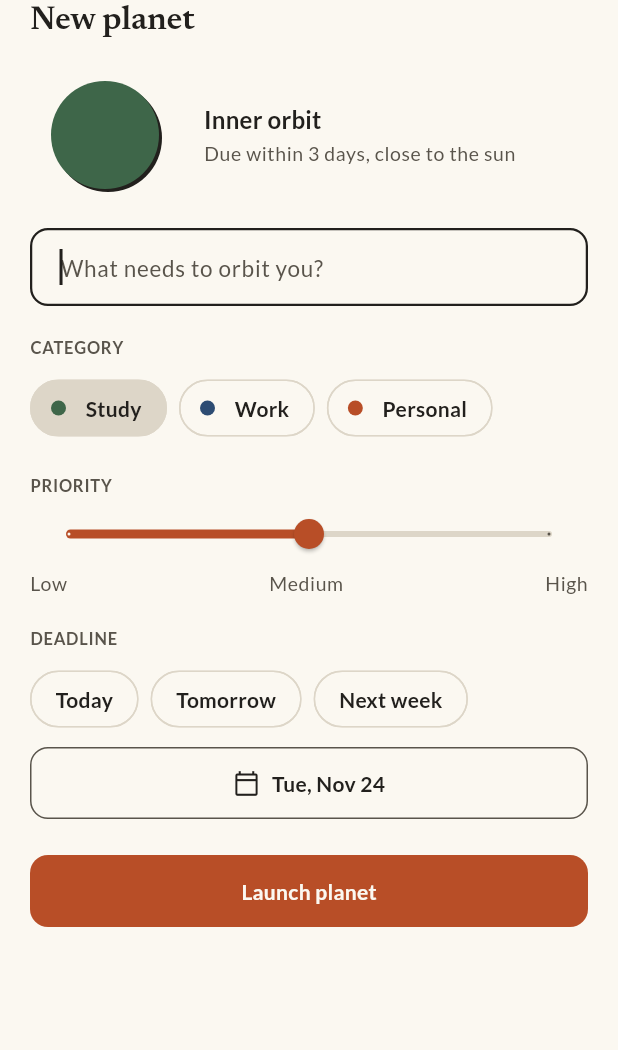
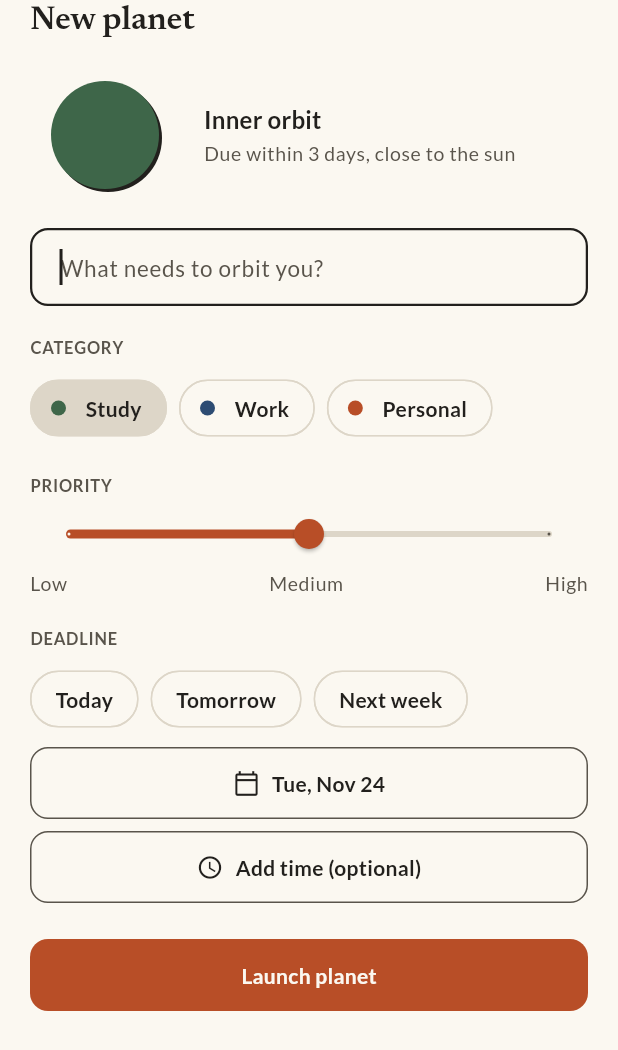
Before and after one commit to basmalamohamed2/orbit_planner, a Flutter app: the AddTaskSheet widget shown alone on an empty page, opened directly, on a phone screen of 412 x 824 dp. Shown: the top 1050 px of the screen. Run offline on Flutter 3.47's test engine with Material 3 defaults, Android fonts, the phone set to English and light mode, and no system bars; our stand-ins replace google_fonts, shared_preferences; accounts and stored records are empty.

Commit message:
add optional time of day to task deadlines

```diff
--- a/lib/features/tasks/data/task_json.dart
+++ b/lib/features/tasks/data/task_json.dart
@@ -9,6 +9,7 @@ Map<String, dynamic> taskToJson(Task task) {
     'category': task.category.name,
     'priority': task.priority.name,
     'dueDate': task.dueDate.toIso8601String(),
+    'hasTime': task.hasTime,
     'isCompleted': task.isCompleted,
     'completedAt': task.completedAt?.toIso8601String(),
     'notes': [
@@ -31,6 +32,7 @@ Task taskFromJson(Map<String, dynamic> json) {
     category: TaskCategory.values.byName(json['category'] as String),
     priority: TaskPriority.values.byName(json['priority'] as String),
     dueDate: DateTime.parse(json['dueDate'] as String),
+    hasTime: json['hasTime'] as bool? ?? false,
     isCompleted: json['isCompleted'] as bool? ?? false,
     completedAt: completedAt == null ? null : DateTime.parse(completedAt),
     notes: [
--- a/lib/features/tasks/domain/task.dart
+++ b/lib/features/tasks/domain/task.dart
@@ -16,6 +16,7 @@ class Task {
     required this.category,
     required this.priority,
     required this.dueDate,
+    this.hasTime = false,
     this.isCompleted = false,
     this.completedAt,
     this.notes = const [],
@@ -26,9 +27,16 @@ class Task {
   final TaskCategory category;
   final TaskPriority priority;
   final DateTime dueDate;
+  final bool hasTime;
   final bool isCompleted;
   final DateTime? completedAt;
   final List<Note> notes;
+
+  DateTime get dueMoment => hasTime
+      ? dueDate
+      : DateTime(dueDate.year, dueDate.month, dueDate.day, 23, 59, 59);
+
+  bool isOverdue(DateTime now) => dueMoment.isBefore(now);
 
   int daysUntilDue(DateTime now) {
     final today = DateTime.utc(now.year, now.month, now.day);
@@ -41,6 +49,7 @@ class Task {
     TaskCategory? category,
     TaskPriority? priority,
     DateTime? dueDate,
+    bool? hasTime,
     List<Note>? notes,
   }) {
     return Task(
@@ -49,6 +58,7 @@ class Task {
       category: category ?? this.category,
       priority: priority ?? this.priority,
       dueDate: dueDate ?? this.dueDate,
+      hasTime: hasTime ?? this.hasTime,
       isCompleted: isCompleted,
       completedAt: completedAt,
       notes: notes ?? this.notes,
@@ -62,6 +72,7 @@ class Task {
       category: category,
       priority: priority,
       dueDate: dueDate,
+      hasTime: hasTime,
       isCompleted: true,
       completedAt: at,
       notes: notes,
@@ -75,6 +86,7 @@ class Task {
       category: category,
       priority: priority,
       dueDate: dueDate,
+      hasTime: hasTime,
       isCompleted: false,
       completedAt: null,
       notes: notes,
--- a/lib/features/tasks/presentation/screens/planet_detail_screen.dart
+++ b/lib/features/tasks/presentation/screens/planet_detail_screen.dart
@@ -122,10 +122,9 @@ class _PlanetHeader extends StatelessWidget {
     final motion = context.select<SettingsViewModel, bool>(
       (s) => s.motionEnabled,
     );
-
     final statusLabel = task.isCompleted
         ? 'Completed ${dates.formatMediumDate(task.completedAt ?? DateTime.now())}'
-        : task.dueLabel(DateTime.now());
+        : task.dueLabelOf(context);
 
     return Column(
       crossAxisAlignment: CrossAxisAlignment.stretch,
--- a/lib/features/tasks/presentation/view_models/tasks_view_model.dart
+++ b/lib/features/tasks/presentation/view_models/tasks_view_model.dart
@@ -18,7 +18,7 @@ class TasksViewModel extends ChangeNotifier {
 
   List<Task> get activeTasks =>
       _tasks.where((t) => !t.isCompleted).toList()
-        ..sort((a, b) => a.dueDate.compareTo(b.dueDate));
+        ..sort((a, b) => a.dueMoment.compareTo(b.dueMoment));
 
   List<Task> get completedTasks => _tasks.where((t) => t.isCompleted).toList()
     ..sort(
@@ -46,6 +46,7 @@ class TasksViewModel extends ChangeNotifier {
     required TaskCategory category,
     required TaskPriority priority,
     required DateTime dueDate,
+    bool hasTime = false,
   }) async {
     final task = Task(
       id: DateTime.now().microsecondsSinceEpoch.toString(),
@@ -53,6 +54,7 @@ class TasksViewModel extends ChangeNotifier {
       category: category,
       priority: priority,
       dueDate: dueDate,
+      hasTime: hasTime,
     );
     _tasks.add(task);
     notifyListeners();
@@ -106,6 +108,7 @@ class TasksViewModel extends ChangeNotifier {
     required TaskCategory category,
     required TaskPriority priority,
     required DateTime dueDate,
+    bool hasTime = false,
   }) async {
     final i = _tasks.indexWhere((t) => t.id == id);
     final trimmed = title.trim();
@@ -116,6 +119,7 @@ class TasksViewModel extends ChangeNotifier {
       category: category,
       priority: priority,
       dueDate: dueDate,
+      hasTime: hasTime,
     );
     _tasks[i] = updated;
     notifyListeners();
--- a/lib/features/tasks/presentation/widgets/add_task_sheet.dart
+++ b/lib/features/tasks/presentation/widgets/add_task_sheet.dart
@@ -37,12 +37,25 @@ class AddTaskSheet extends StatefulWidget {
 class _AddTaskSheetState extends State<AddTaskSheet> {
   final _formKey = GlobalKey<FormState>();
   late final TextEditingController _titleController;
-
   late TaskCategory _category;
   late TaskPriority _priority;
   late DateTime _dueDate;
 
+  TimeOfDay? _time;
+
   bool get _isEditing => widget.task != null;
+
+  DateTime get _combined {
+    final t = _time;
+    if (t == null) return _dueDate;
+    return DateTime(
+      _dueDate.year,
+      _dueDate.month,
+      _dueDate.day,
+      t.hour,
+      t.minute,
+    );
+  }
 
   @override
   void initState() {
@@ -52,6 +65,9 @@ class _AddTaskSheetState extends State<AddTaskSheet> {
     _category = task?.category ?? TaskCategory.study;
     _priority = task?.priority ?? TaskPriority.medium;
     _dueDate = task == null ? _dateFromToday(3) : _dateOnly(task.dueDate);
+    _time = (task != null && task.hasTime)
+        ? TimeOfDay.fromDateTime(task.dueDate)
+        : null;
   }
 
   @override
@@ -73,6 +89,22 @@ class _AddTaskSheetState extends State<AddTaskSheet> {
     if (picked != null) setState(() => _dueDate = picked);
   }
 
+  Future<void> _pickTime() async {
+    final picked = await showTimePicker(
+      context: context,
+      initialTime: _time ?? _suggestedTime(),
+    );
+    if (picked != null) setState(() => _time = picked);
+  }
+
+  TimeOfDay _suggestedTime() {
+    if (_daysFromToday(_dueDate) == 0) {
+      final next = DateTime.now().add(const Duration(hours: 1));
+      return TimeOfDay(hour: next.hour, minute: 0);
+    }
+    return const TimeOfDay(hour: 9, minute: 0);
+  }
+
   void _submit() {
     if (!_formKey.currentState!.validate()) return;
 
@@ -86,14 +118,16 @@ class _AddTaskSheetState extends State<AddTaskSheet> {
         title: title,
         category: _category,
         priority: _priority,
-        dueDate: _dueDate,
+        dueDate: _combined,
+        hasTime: _time != null,
       );
     } else {
       vm.addTask(
         title: title,
         category: _category,
         priority: _priority,
-        dueDate: _dueDate,
+        dueDate: _combined,
+        hasTime: _time != null,
       );
     }
 
@@ -108,8 +142,10 @@ class _AddTaskSheetState extends State<AddTaskSheet> {
   @override
   Widget build(BuildContext context) {
     final text = Theme.of(context).textTheme;
+    final scheme = Theme.of(context).colorScheme;
     final orbit = context.orbit;
     final days = _daysFromToday(_dueDate);
+    final timeHasPassed = _time != null && _combined.isBefore(DateTime.now());
 
     return Padding(
       padding: EdgeInsets.fromLTRB(
@@ -219,6 +255,36 @@ class _AddTaskSheetState extends State<AddTaskSheet> {
                   MaterialLocalizations.of(context).formatMediumDate(_dueDate),
                 ),
               ),
+              const SizedBox(height: 8),
+              Row(
+                children: [
+                  Expanded(
+                    child: OutlinedButton.icon(
+                      onPressed: _pickTime,
+                      icon: const Icon(Icons.schedule, size: 18),
+                      label: Text(
+                        _time == null
+                            ? 'Add time (optional)'
+                            : formatDueTime(context, _time!),
+                      ),
+                    ),
+                  ),
+                  if (_time != null)
+                    IconButton(
+                      tooltip: 'Remove time',
+                      icon: const Icon(Icons.close),
+                      onPressed: () => setState(() => _time = null),
+                    ),
+                ],
+              ),
+              if (timeHasPassed)
+                Padding(
+                  padding: const EdgeInsets.only(top: 8),
+                  child: Text(
+                    'That time has already passed.',
+                    style: text.bodySmall?.copyWith(color: scheme.secondary),
+                  ),
+                ),
               const SizedBox(height: 24),
               FilledButton(
                 onPressed: _submit,
@@ -247,8 +313,6 @@ class _PlanetPreview extends StatelessWidget {
   Widget build(BuildContext context) {
     final text = Theme.of(context).textTheme;
     final orbit = context.orbit;
-
-    // نفس نسب الـ Orbit View عشان المعاينة تطابق اللي هيظهر
     final diameter = OrbitLayout.planetRadius(priority) * 2000;
     final (title, hint) = switch (ring) {
       0 => ('Inner orbit', 'Due within 3 days, close to the sun'),
--- a/lib/features/tasks/presentation/widgets/orbit_info_panel.dart
+++ b/lib/features/tasks/presentation/widgets/orbit_info_panel.dart
@@ -155,7 +155,7 @@ class _SelectedCard extends StatelessWidget {
               '${task.category.label} · ${task.priority.label} priority',
               style: text.bodySmall,
             ),
-            Text(task.dueLabel(DateTime.now()), style: text.bodySmall),
+            Text(task.dueLabelOf(context), style: text.bodySmall),
             const SizedBox(height: 14),
             Row(
               children: [
--- a/lib/features/tasks/presentation/widgets/task_tile.dart
+++ b/lib/features/tasks/presentation/widgets/task_tile.dart
@@ -17,11 +17,10 @@ class TaskTile extends StatelessWidget {
     final scheme = Theme.of(context).colorScheme;
     final orbit = context.orbit;
 
-    final days = task.daysUntilDue(DateTime.now());
-    final overdue = !task.isCompleted && days < 0;
+    final overdue = !task.isCompleted && task.isOverdue(DateTime.now());
     final subtitle = task.isCompleted
         ? '${task.category.label} · Completed'
-        : '${task.category.label} · ${task.dueLabel(DateTime.now())}';
+        : '${task.category.label} · ${task.dueLabelOf(context)}';
 
     return Material(
       color: scheme.surfaceContainer,
```
Also changed, not shown: lib/features/tasks/presentation/task_ui.dart (+25 -4 lines).
